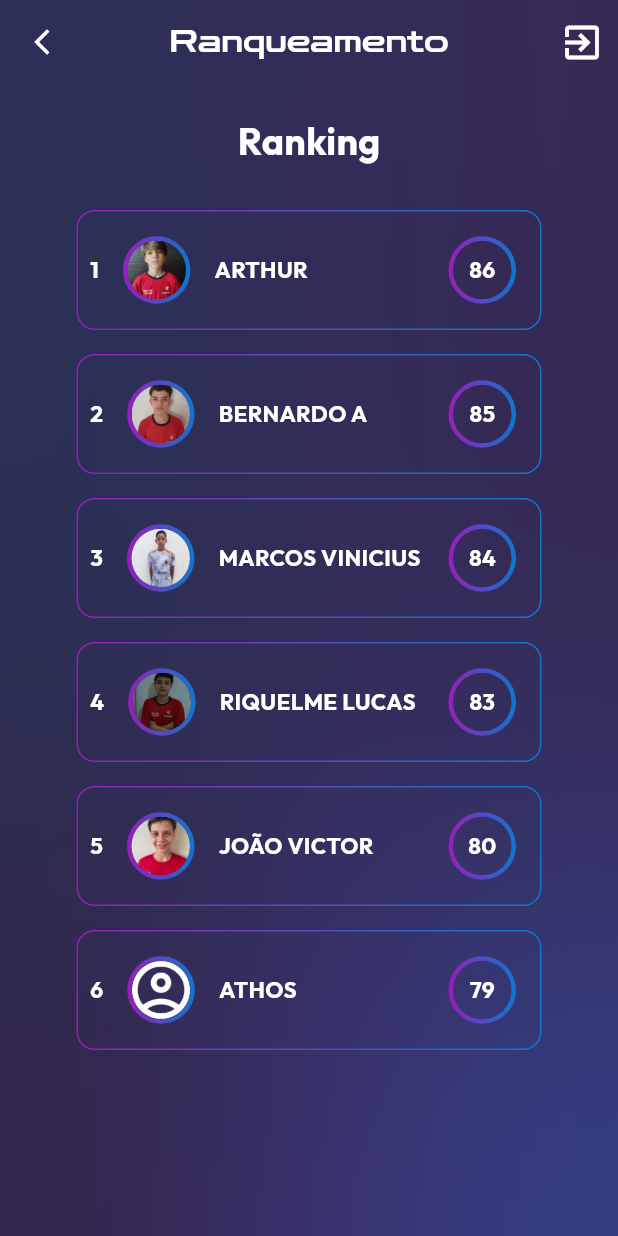
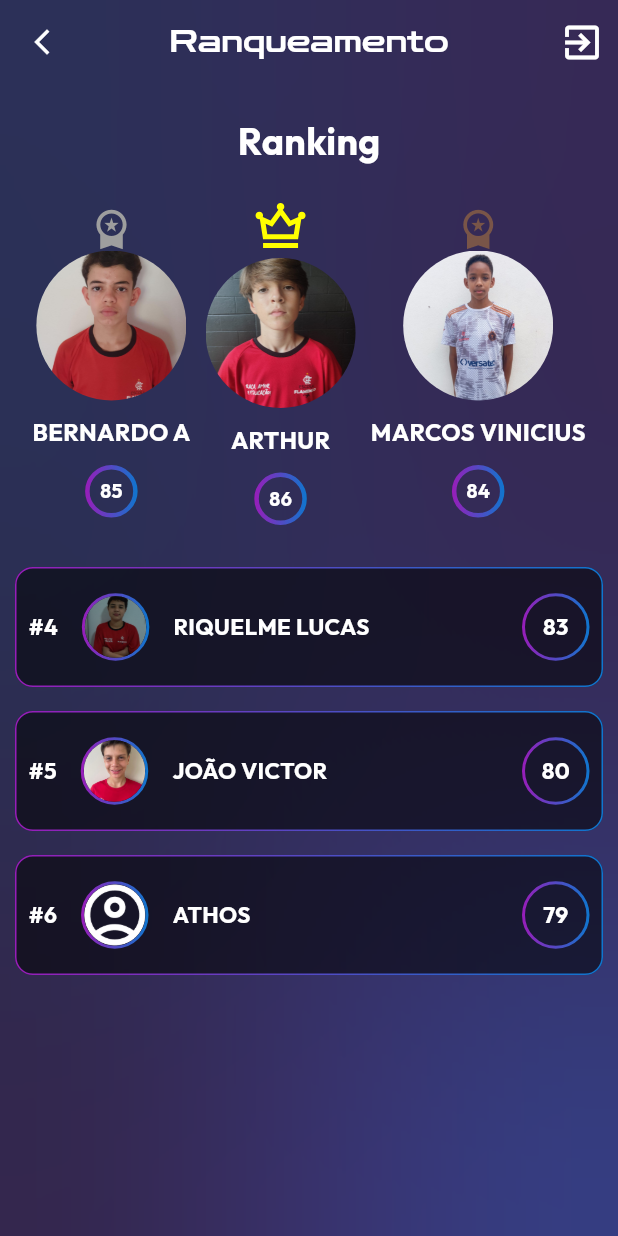
Before and after one commit to heliobryan/DESS, a Flutter app: the RankPage screen opened by its route, on a phone screen of 412 x 824 dp. Run offline on Flutter 3.47's test engine with Material 3 defaults, Android fonts, the light colour scheme and no system bars; our stand-ins replace flutter_dotenv, flutter_svg, gradient_borders, shared_preferences, simple_gradient_text; accounts and stored records are empty.

Commit message:
Alteração card de ranking

```diff
--- a/lib/App/Source/Screens/Home/Manage/Rank/rank_page.dart
+++ b/lib/App/Source/Screens/Home/Manage/Rank/rank_page.dart
@@ -1,5 +1,6 @@
 import 'package:dess/App/Source/Core/Components/components.dart';
 import 'package:flutter/material.dart';
+import 'package:flutter_svg/svg.dart';
 import 'package:gradient_borders/box_borders/gradient_box_border.dart';
 
 class RankPage extends StatefulWidget {
@@ -102,15 +103,43 @@ class _RankPageState extends State<RankPage> {
                 ),
               ),
               const SizedBox(height: 20),
+              // Seção de pódio
+              Row(
+                mainAxisAlignment: MainAxisAlignment.center,
+                children: [
+                  // Segundo lugar
+                  PodiumCard2(
+                    name: sortedPlayers[1]['name'],
+                    overall: sortedPlayers[1]['over'],
+                    image: sortedPlayers[1]['image'],
+                  ),
+                  const SizedBox(width: 10),
+                  // Primeiro lugar
+                  PodiumCard1(
+                    name: sortedPlayers[0]['name'],
+                    overall: sortedPlayers[0]['over'],
+                    image: sortedPlayers[0]['image'],
+                  ),
+                  const SizedBox(width: 10),
+                  // Terceiro lugar
+                  PodiumCard3(
+                    name: sortedPlayers[2]['name'],
+                    overall: sortedPlayers[2]['over'],
+                    image: sortedPlayers[2]['image'],
+                  ),
+                ],
+              ),
+              const SizedBox(height: 20),
+              // Lista dos demais jogadores
               Expanded(
                 child: ListView.builder(
-                  itemCount: sortedPlayers.length,
+                  itemCount: sortedPlayers.length - 3,
                   itemBuilder: (context, index) {
-                    final player = sortedPlayers[index];
+                    final player = sortedPlayers[index + 3];
                     return Padding(
                       padding: const EdgeInsets.symmetric(vertical: 8.0),
                       child: RankingCard(
-                        rank: index + 1,
+                        rank: index + 4,
                         name: player['name'],
                         overall: player['over'],
                         image: player['image'],
@@ -123,6 +152,175 @@ class _RankPageState extends State<RankPage> {
           ),
         ],
       ),
+    );
+  }
+}
+
+class PodiumCard1 extends StatelessWidget {
+  final String name;
+  final int overall;
+  final String image;
+
+  const PodiumCard1({
+    super.key,
+    required this.name,
+    required this.overall,
+    required this.image,
+  });
+
+  @override
+  Widget build(BuildContext context) {
+    return Column(
+      children: [
+        SvgPicture.asset(
+          'assets/images/coroa.svg',
+          height: 40,
+          width: 40,
+          color: Colors.yellowAccent,
+        ),
+        ClipOval(
+          child: Image.asset(
+            image,
+            width: 100,
+            height: 100,
+            fit: BoxFit.cover,
+          ),
+        ),
+        const SizedBox(height: 10),
+        Text(
+          name,
+          style: comp16Out(),
+        ),
+        const SizedBox(height: 10),
+        Container(
+          width: 35,
+          height: 35,
+          decoration: BoxDecoration(
+            shape: BoxShape.circle,
+            border: GradientBoxBorder(
+              width: 3,
+              gradient: gradientLk(),
+            ),
+          ),
+          alignment: Alignment.center,
+          child: Text(
+            overall.toString(),
+            style: comp13Out(),
+          ),
+        ),
+      ],
+    );
+  }
+}
+
+class PodiumCard2 extends StatelessWidget {
+  final String name;
+  final int overall;
+  final String image;
+
+  const PodiumCard2({
+    super.key,
+    required this.name,
+    required this.overall,
+    required this.image,
+  });
+
+  @override
+  Widget build(BuildContext context) {
+    return Column(
+      children: [
+        const Icon(
+          Icons.workspace_premium,
+          color: Colors.grey,
+          size: 30,
+        ),
+        ClipOval(
+          child: Image.asset(
+            image,
+            width: 100,
+            height: 100,
+            fit: BoxFit.cover,
+          ),
+        ),
+        const SizedBox(height: 10),
+        Text(
+          name,
+          style: comp16Out(),
+        ),
+        const SizedBox(height: 10),
+        Container(
+          width: 35,
+          height: 35,
+          decoration: BoxDecoration(
+            shape: BoxShape.circle,
+            border: GradientBoxBorder(
+              width: 3,
+              gradient: gradientLk(),
+            ),
+          ),
+          alignment: Alignment.center,
+          child: Text(
+            overall.toString(),
+            style: comp13Out(),
+          ),
+        ),
+      ],
+    );
+  }
+}
+
+class PodiumCard3 extends StatelessWidget {
+  final String name;
+  final int overall;
+  final String image;
+
+  const PodiumCard3({
+    super.key,
+    required this.name,
+    required this.overall,
+    required this.image,
+  });
+
+  @override
+  Widget build(BuildContext context) {
+    return Column(
+      children: [
+        const Icon(
+          Icons.workspace_premium,
+          color: Colors.brown,
+          size: 30,
+        ),
+        ClipOval(
+          child: Image.asset(
+            image,
+            width: 100,
+            height: 100,
+            fit: BoxFit.cover,
+          ),
+        ),
+        const SizedBox(height: 10),
+        Text(
+          name,
+          style: comp16Out(),
+        ),
+        const SizedBox(height: 10),
+        Container(
+          width: 35,
+          height: 35,
+          decoration: BoxDecoration(
+            shape: BoxShape.circle,
+            border: GradientBoxBorder(
+              width: 3,
+              gradient: gradientLk(),
+            ),
+          ),
+          alignment: Alignment.center,
+          child: Text(
+            overall.toString(),
+            style: comp13Out(),
+          ),
+        ),
+      ],
     );
   }
 }
@@ -143,35 +341,34 @@ class RankingCard extends StatelessWidget {
 
   @override
   Widget build(BuildContext context) {
-    return Center(
-      child: SizedBox(
-        width: 310, // Reduz a largura do card para centralizá-lo
-        height: 80, // Reduz a altura do card
+    return Padding(
+      padding: const EdgeInsets.symmetric(horizontal: 10),
       child: Container(
+        height: 80,
         decoration: BoxDecoration(
-            borderRadius: const BorderRadius.all(Radius.circular(12)),
+          color: Colors.black54,
+          borderRadius: BorderRadius.circular(12),
           border: GradientBoxBorder(
             gradient: gradientLk(),
           ),
         ),
         child: Row(
-            mainAxisAlignment: MainAxisAlignment.start,
           children: [
             const SizedBox(width: 8),
-              // Número do ranking
+            // Posição do jogador no ranking
             Text(
-                '$rank',
+              '#$rank',
               style: comp15Out(),
             ),
             const SizedBox(width: 16),
-              // Foto do jogador com contorno circular
+            // Imagem do jogador
             Container(
               width: 45,
               height: 45,
               decoration: BoxDecoration(
                 shape: BoxShape.circle,
                 border: GradientBoxBorder(
-                    width: 3,
+                  width: 2,
                   gradient: gradientLk(),
                 ),
               ),
@@ -190,16 +387,17 @@ class RankingCard extends StatelessWidget {
               child: Text(
                 name,
                 style: comp15Out(),
+                overflow: TextOverflow.ellipsis,
               ),
             ),
-              // Circle com o Overall
+            // Overall do jogador
             Container(
               width: 45,
               height: 45,
               decoration: BoxDecoration(
                 shape: BoxShape.circle,
                 border: GradientBoxBorder(
-                    width: 3,
+                  width: 2,
                   gradient: gradientLk(),
                 ),
               ),
@@ -209,9 +407,8 @@ class RankingCard extends StatelessWidget {
                 style: comp15Out(),
               ),
             ),
-              const SizedBox(width: 16),
+            const SizedBox(width: 8),
           ],
-          ),
         ),
       ),
     );
--- a/lib/App/Source/Screens/Home/Passport/passport_page.dart
+++ b/lib/App/Source/Screens/Home/Passport/passport_page.dart
@@ -24,18 +24,18 @@ class _PassportPageState extends State<PassportPage> {
   // Método para obter o nome da imagem com base no id do participante
   String getParticipantImage() {
     switch (widget.participantData['user']['id']) {
-      case 67: // ID do participante "Arthur"
+      case 67:
         return 'assets/images/arthur.jpeg';
-      case 69: // ID do participante "Bernardo"
+      case 69:
         return 'assets/images/bernardo.jpeg';
-      case 71: // ID do participante "João"
+      case 71:
         return 'assets/images/joao.jpeg';
-      case 70: // ID do participante "Marcos"
+      case 70:
         return 'assets/images/marcos.jpeg';
-      case 68: // ID do participante "Riquelme"
+      case 68:
         return 'assets/images/riquelme.jpeg';
       default:
-        return 'assets/images/default.jpeg'; // Caso o ID não seja encontrado
+        return 'assets/images/default.jpeg';
     }
   }
 
@@ -91,7 +91,6 @@ class _PassportPageState extends State<PassportPage> {
                     gradient: gradientLk(),
                   ),
                 ),
-                // Exibindo a imagem baseada no id do participante
                 child: ClipOval(
                   child: Image.asset(
                     getParticipantImage(),
--- a/lib/main.dart
+++ b/lib/main.dart
@@ -33,7 +33,7 @@ class DesApp extends StatelessWidget {
   @override
   Widget build(BuildContext context) {
     return MaterialApp(
-      home: SplashPage(),
+      home: RankPage(),
       debugShowCheckedModeBanner: false,
       routes: {
         'initialPage': (context) => const InitialPage(),
--- a/pubspec.yaml
+++ b/pubspec.yaml
@@ -127,6 +127,7 @@ flutter:
     - assets/images/riquelme.jpeg
     - assets/images/default.png
     - assets/images/fla.png
+    - assets/images/coroa.svg
 
   #   - images/a_dot_burr.jpeg
   #   - images/a_dot_ham.jpeg
```
Also changed, not shown: assets/images/coroa.svg (added), 1 other file. Lines whose indentation alone changed are shown as unchanged.
